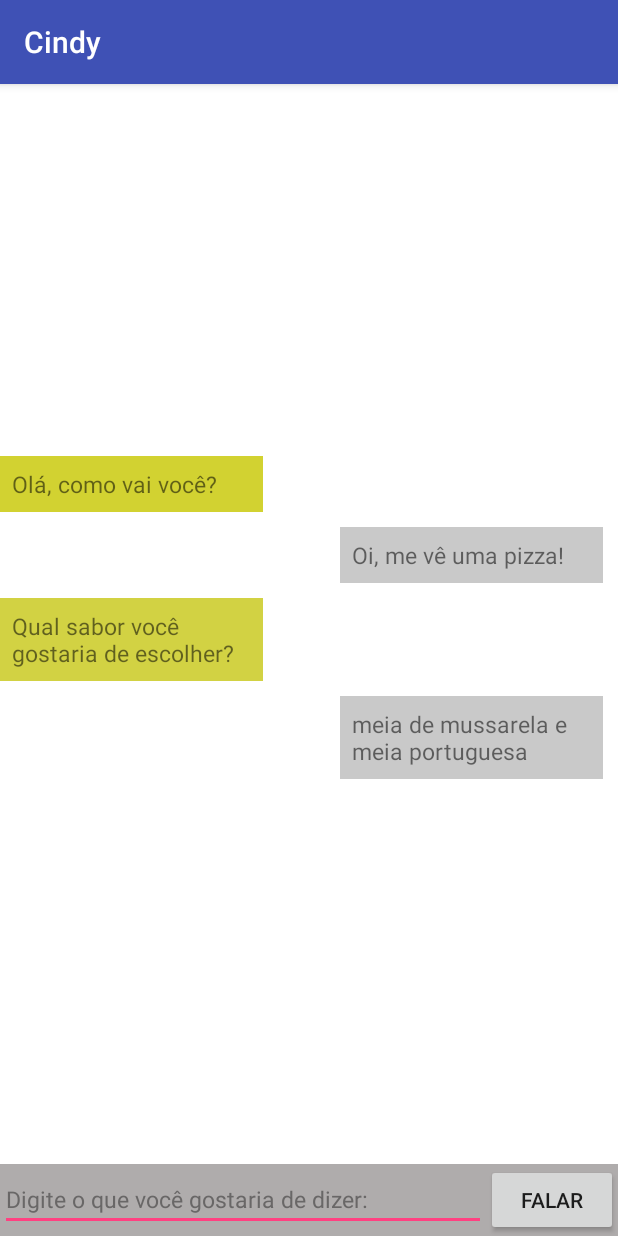
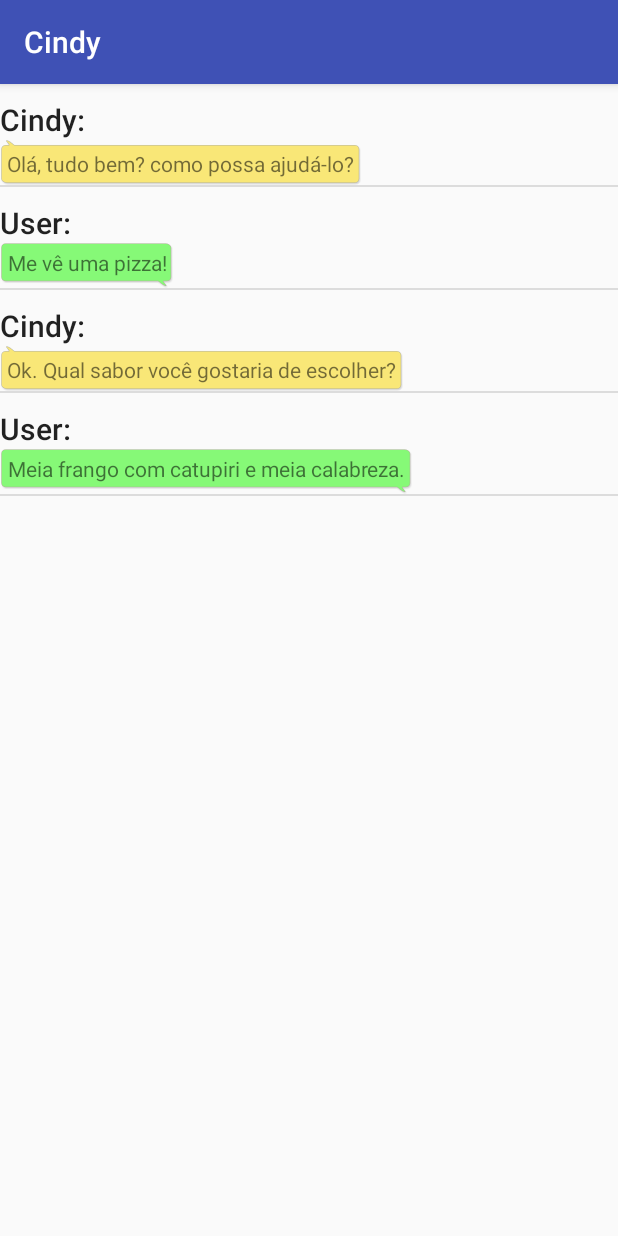
Before and after one commit to Cindy-Inc/ANDROID-CINDY, an Android app: the screen it shows after launch (MainCindy), on a phone screen of 412 x 824 dp. Run offline under Robolectric (Android 15) with nearby library versions, the phone set to English and light mode, and no system bars.

Commit message:
Adição da programação na interface

```diff
--- /dev/null
+++ b/app/src/main/java/cindy/app_cindy/Chat.java
@@ -0,0 +1,37 @@
+package cindy.app_cindy;
+
+public class Chat {
+    private int id;
+    private String mensagem;
+    private String nome;
+
+    public Chat(String nome, String mensagem, int id) {
+        this.nome = nome;
+        this.mensagem = mensagem;
+        this.id = id;
+    }
+
+    public String getNome() {
+        return nome;
+    }
+
+    public void setNome(String nome) {
+        this.nome = nome;
+    }
+
+    public int getId() {
+        return id;
+    }
+
+    public void setId(int id) {
+        this.id = id;
+    }
+
+    public String getMensagem() {
+        return mensagem;
+    }
+
+    public void setMensagem(String mensagem) {
+        this.mensagem = mensagem;
+    }
+}
--- /dev/null
+++ b/app/src/main/java/cindy/app_cindy/ChatAdapter.java
@@ -0,0 +1,50 @@
+package cindy.app_cindy;
+
+import android.content.Context;
+import android.view.Gravity;
+import android.view.LayoutInflater;
+import android.view.View;
+import android.view.ViewGroup;
+import android.widget.ArrayAdapter;
+import android.widget.ImageView;
+import android.widget.LinearLayout;
+import android.widget.TextView;
+
+import java.util.ArrayList;
+
+public class ChatAdapter extends ArrayAdapter<Chat> {
+    private final Context context;
+    private final ArrayList<Chat> elementos;
+
+    public ChatAdapter(Context context, ArrayList<Chat> elementos) {
+        super(context, R.layout.linha, elementos);
+        this.context = context;
+        this.elementos = elementos;
+    }
+
+    @Override
+    public View getView(int position, View convertView, ViewGroup parent) {
+        LayoutInflater inflater = (LayoutInflater) context
+                .getSystemService(Context.LAYOUT_INFLATER_SERVICE);
+        View rowView = inflater.inflate(R.layout.linha, parent, false);
+
+        TextView mensagem = (TextView) rowView.findViewById(R.id.mensagem);
+        TextView nome = (TextView) rowView.findViewById(R.id.nome);
+
+        if(elementos.get(position).getId()==1) {
+            nome.setText(elementos.get(position).getNome());
+            mensagem.setText(elementos.get(position).getMensagem());
+            mensagem.setBackgroundResource(R.drawable.bubble_yellow);
+            mensagem.setGravity(Gravity.LEFT);
+        }
+        else {
+            nome.setText(elementos.get(position).getNome());
+            mensagem.setText(elementos.get(position).getMensagem());
+            mensagem.setBackgroundResource(R.drawable.bubble_green);
+            mensagem.setGravity(Gravity.RIGHT);
+        }
+        return rowView;
+    }
+
+
+}
--- a/app/src/main/java/cindy/app_cindy/MainCindy.java
+++ b/app/src/main/java/cindy/app_cindy/MainCindy.java
@@ -2,6 +2,10 @@ package cindy.app_cindy;
 
 import android.support.v7.app.AppCompatActivity;
 import android.os.Bundle;
+import android.widget.ArrayAdapter;
+import android.widget.ListView;
+
+import java.util.ArrayList;
 
 public class MainCindy extends AppCompatActivity {
 
@@ -9,5 +13,23 @@ public class MainCindy extends AppCompatActivity {
     protected void onCreate(Bundle savedInstanceState) {
         super.onCreate(savedInstanceState);
         setContentView(R.layout.activity_main_cindy);
+
+        ListView lista = (ListView)findViewById(R.id.lvEscolas);
+        ArrayAdapter adapter = new ChatAdapter(this, adicionarChat());
+        lista.setAdapter(adapter);
+
+
+    }
+    private ArrayList<Chat> adicionarChat() {
+        ArrayList<Chat> escolas = new ArrayList<Chat>();
+        Chat c = new Chat("Cindy: ","Olá, tudo bem? como possa ajudá-lo?", 1);
+        escolas.add(c);
+        c = new Chat("User: ","Me vê uma pizza!", 2);
+        escolas.add(c);
+        c = new Chat("Cindy: ","Ok. Qual sabor você gostaria de escolher?", 1);
+        escolas.add(c);
+        c = new Chat("User: ","Meia frango com catupiri e meia calabreza.", 2);
+        escolas.add(c);
+        return escolas;
     }
 }
--- a/app/src/main/res/layout/activity_main_cindy.xml
+++ b/app/src/main/res/layout/activity_main_cindy.xml
@@ -1,95 +1,22 @@
 <?xml version="1.0" encoding="utf-8"?>
 <android.support.constraint.ConstraintLayout xmlns:android="http://schemas.android.com/apk/res/android"
+    xmlns:app="http://schemas.android.com/apk/res-auto"
     xmlns:tools="http://schemas.android.com/tools"
     android:layout_width="match_parent"
     android:layout_height="match_parent"
     tools:context=".MainCindy">
 
-    <LinearLayout xmlns:android="http://schemas.android.com/apk/res/android"
-        android:layout_width="fill_parent"
-        android:layout_height="fill_parent"
-        android:orientation="vertical"
-        android:background="@android:color/white"
-        android:gravity="bottom" >
+    <RelativeLayout
+        android:layout_width="match_parent"
+        android:layout_height="match_parent"
+        tools:layout_editor_absoluteX="8dp"
+        tools:layout_editor_absoluteY="8dp">
 
-
-        <LinearLayout
-            android:id="@+id/linearLayout2"
+        <ListView
+            android:id="@+id/lvEscolas"
             android:layout_width="match_parent"
-            android:layout_height="472dp"
-            android:orientation="vertical">
-
-            <TextView
-                android:id="@+id/textView2"
-                android:layout_width="175dp"
-                android:layout_height="wrap_content"
-                android:layout_gravity="start"
-                android:background="#d2d231"
-                android:padding="8dp"
-                android:text="@string/fala1"
-                android:textSize="15sp" />
-
-            <TextView
-                android:id="@+id/textView3"
-                android:layout_width="175dp"
-                android:layout_height="wrap_content"
-                android:layout_gravity="end"
-                android:layout_margin="10dp"
-                android:background="#c9c9c9"
-                android:padding="8dp"
-                android:text="@string/fala2"
-                android:textSize="15sp" />
-
-            <TextView
-                android:id="@+id/textView17"
-                android:layout_width="175dp"
-                android:layout_height="wrap_content"
-                android:layout_gravity="start"
-                android:background="#d2d243"
-                android:padding="8dp"
-                android:text="@string/fala3"
-                android:textSize="15sp" />
-
-            <TextView
-                android:id="@+id/textView18"
-                android:layout_width="175dp"
-                android:layout_height="wrap_content"
-                android:layout_gravity="end"
-                android:layout_margin="10dp"
-                android:background="#c9c9c9"
-                android:padding="8dp"
-                android:text="@string/fala4"
-                android:textSize="15sp" />
-        </LinearLayout>
-
-        <LinearLayout
-            android:id="@+id/linearLayout1"
-            android:layout_width="fill_parent"
-            android:layout_height="wrap_content"
-            android:background="#afacac"
-            android:orientation="horizontal"
-            android:layout_below="@id/linearLayout2"
-            android:layout_alignParentEnd="true">
-
-            <EditText
-                android:id="@+id/editText2"
-                android:layout_width="0dp"
-                android:layout_height="wrap_content"
-                android:layout_weight="1"
-                android:ems="10"
-                android:inputType="textPersonName"
-                android:text="@string/fala_user"
-                android:textColor="#696767"
-                android:textSize="15sp" />
-
-            <Button
-                android:id="@+id/button2"
-                android:layout_width="wrap_content"
-                android:layout_height="wrap_content"
-                android:text="@string/Enter" />
-
-        </LinearLayout>
-
-    </LinearLayout>
-
+            android:layout_height="match_parent"
+            android:layout_alignParentStart="true"
+            android:layout_alignParentTop="true" />
+    </RelativeLayout>
 </android.support.constraint.ConstraintLayout>
--- /dev/null
+++ b/app/src/main/res/layout/linha.xml
@@ -0,0 +1,28 @@
+<?xml version="1.0" encoding="utf-8"?>
+<LinearLayout xmlns:android="http://schemas.android.com/apk/res/android"
+    android:id="@+id/line1"
+    android:layout_width="match_parent"
+    android:layout_height="match_parent"
+    android:orientation="horizontal">
+
+    <LinearLayout
+        android:id="@+id/line2"
+        android:layout_width="match_parent"
+        android:layout_height="match_parent"
+        android:orientation="vertical">
+        <TextView
+            android:layout_width="wrap_content"
+            android:layout_height="wrap_content"
+            android:text="Nome da escola"
+            android:id="@+id/nome"
+            android:layout_marginTop="10dp"
+            android:textAppearance="@style/Base.TextAppearance.AppCompat.SearchResult.Title" />
+        <TextView
+            android:id="@+id/mensagem"
+            android:layout_width="wrap_content"
+            android:layout_height="wrap_content"
+            android:background="@drawable/bubble_yellow"
+            android:text="Endereço"
+            android:textAppearance="@style/Base.TextAppearance.AppCompat.Small" />
+    </LinearLayout>
+</LinearLayout>
```
Also changed, not shown: app/src/main/res/drawable-xxhdpi/bubble_green.9.png (added), app/src/main/res/drawable-xxhdpi/bubble_yellow.9.png (added).
